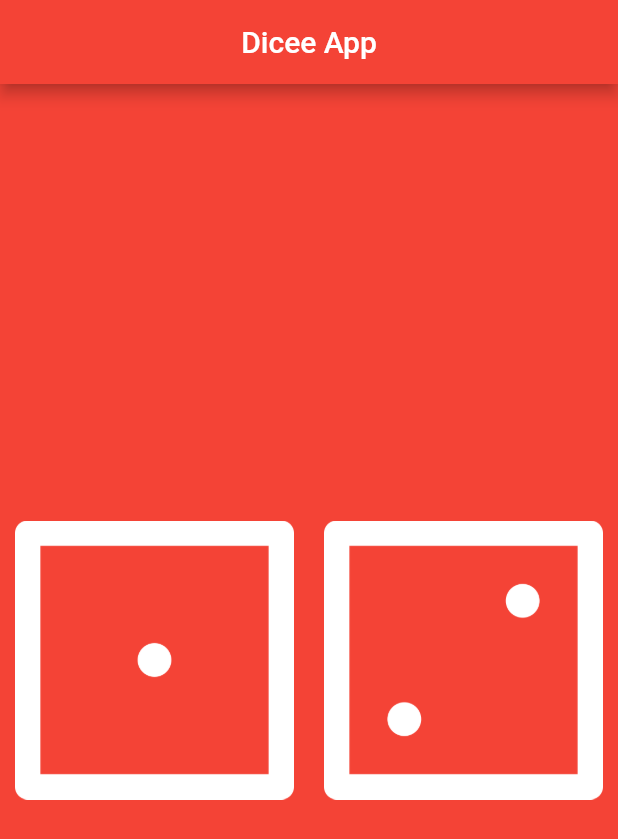
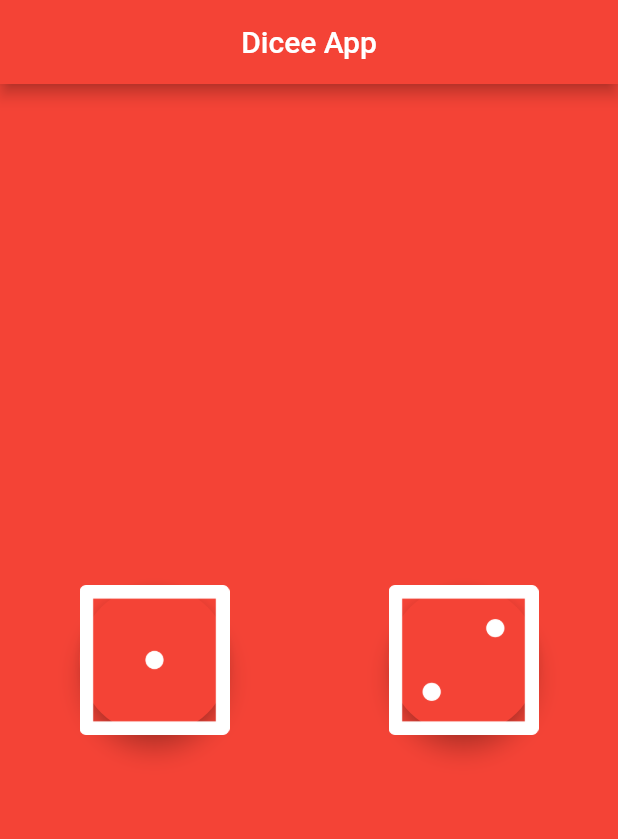
Before and after one commit to TienPhuc02/dicee-flutter, a Flutter app: the screen it shows after launch, on a phone screen of 412 x 824 dp. Shown: the top 839 px of the screen. Run offline on Flutter 3.47's test engine with Material 2 defaults, Android fonts, the phone set to English and light mode, and no system bars.

Commit message:
expended, intention action,detection flutter button widget

```diff
--- a/lib/main.dart
+++ b/lib/main.dart
@@ -29,16 +29,28 @@ class DiceeAppp extends StatelessWidget {
           children: <Widget>[
             Expanded(
               child: Container(
-                padding: const EdgeInsets.all(10),
-                child: const Image(
-                  image: AssetImage("images/dice1.png"),
+                height: 100,
+                child: FloatingActionButton(
+                  backgroundColor: Colors.red,
+                  onPressed: () {
+                    print("hello world left");
+                  },
+                  child: const Image(
+                    image: AssetImage("images/dice1.png"),
+                  ),
                 ),
               ),
             ),
             Expanded(
-              child: Padding(
-                padding: const EdgeInsets.all(10),
-                child: Image.asset("images/dice2.png"),
+              child: Container(
+                height: 100,
+                child: FloatingActionButton(
+                  backgroundColor: Colors.red,
+                  onPressed: () {
+                    print("hello world right");
+                  },
+                  child: const Image(image: AssetImage("images/dice2.png")),
+                ),
               ),
             ),
           ],
```
